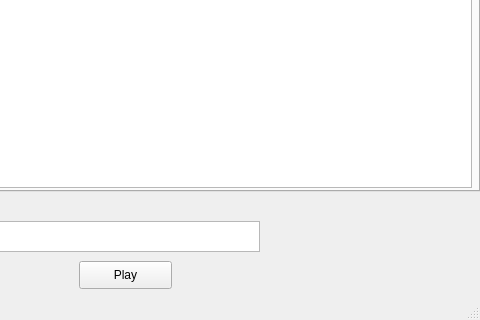
Before: the Qt Designer form mainwindow.ui in tnightingale/COMMAudio, drawn with Qt 5; both pictures show x 381 to 861 and y 278 to 598 of the 861 by 598 pixel window.
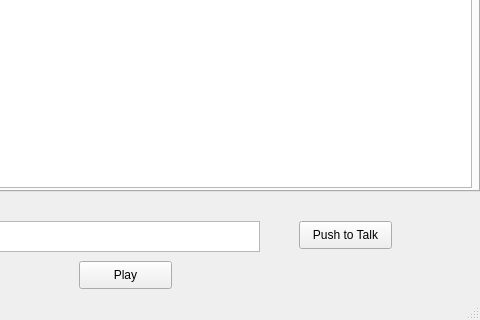
After: the same form once the commit is applied.

Commit message: push to talk button added

Diff of the .ui file:
```diff
--- a/mainwindow.ui
+++ b/mainwindow.ui
@@ -142,6 +142,19 @@
      </widget>
     </widget>
    </widget>
+   <widget class="QPushButton" name="talkButton">
+    <property name="geometry">
+     <rect>
+      <x>680</x>
+      <y>480</y>
+      <width>93</width>
+      <height>28</height>
+     </rect>
+    </property>
+    <property name="text">
+     <string>Push to Talk</string>
+    </property>
+   </widget>
   </widget>
   <widget class="QMenuBar" name="menuBar">
    <property name="geometry">
```
The commit also changes 2 other files.
